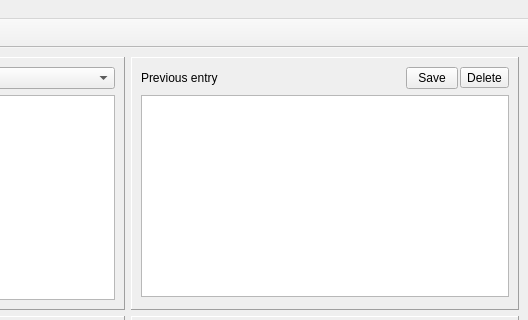
This is dataprocessing/qtgui/layouts/mainwindow.ui in Learning-from-our-past/kaira-core as Qt 5 draws it before an edit; both pictures show x 272 to 800 and y 0 to 320 of the 800 by 600 pixel window. The edited form follows.
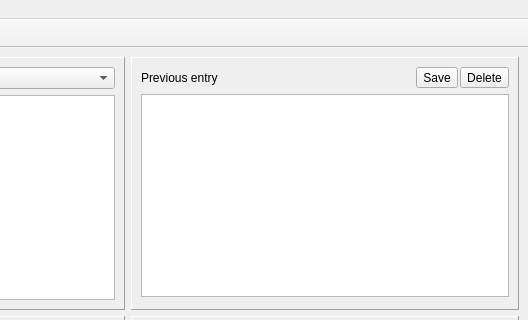
This is the edited form.

```diff
--- a/dataprocessing/qtgui/layouts/mainwindow.ui
+++ b/dataprocessing/qtgui/layouts/mainwindow.ui
@@ -62,12 +62,6 @@
            </item>
            <item>
             <widget class="QToolButton" name="previousENtrySaveButton">
-             <property name="minimumSize">
-              <size>
-               <width>52</width>
-               <height>22</height>
-              </size>
-             </property>
              <property name="styleSheet">
               <string notr="true"/>
              </property>
```
Left out of the diff: 2 changed lines with no effect on the pictures.
